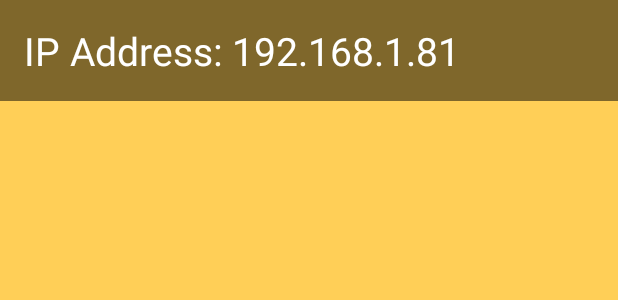
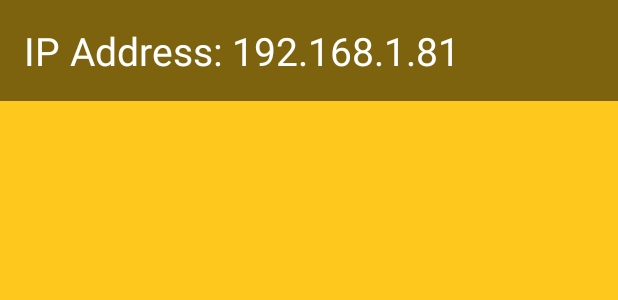
Before and after one commit to tvbarthel/scene, an Android app: the layout activity_main.xml on its own in the app's theme, with its tools: preview values and no code run, on a phone screen of 412 x 824 dp. Shown: the top 300 px of the screen. Run offline under Robolectric (Android 15) with nearby library versions, the phone set to English and light mode, and no system bars.

Commit message:
[Things] Use the yellow scene color

```diff
--- a/things/src/main/res/layout/activity_main.xml
+++ b/things/src/main/res/layout/activity_main.xml
@@ -9,7 +9,7 @@
         android:id="@+id/mainImageView"
         android:layout_width="match_parent"
         android:layout_height="match_parent"
-        android:background="#ffcf57"
+        android:background="@color/scene_yellow_default"
         android:scaleType="fitCenter"
         tools:ignore="ContentDescription" />
 
--- a/things/src/main/res/values/colors.xml
+++ b/things/src/main/res/values/colors.xml
@@ -3,4 +3,6 @@
     <color name="colorPrimary">#3F51B5</color>
     <color name="colorPrimaryDark">#303F9F</color>
     <color name="colorAccent">#FF4081</color>
+
+    <color name="scene_yellow_default">#FEC81C</color>
 </resources>
```
